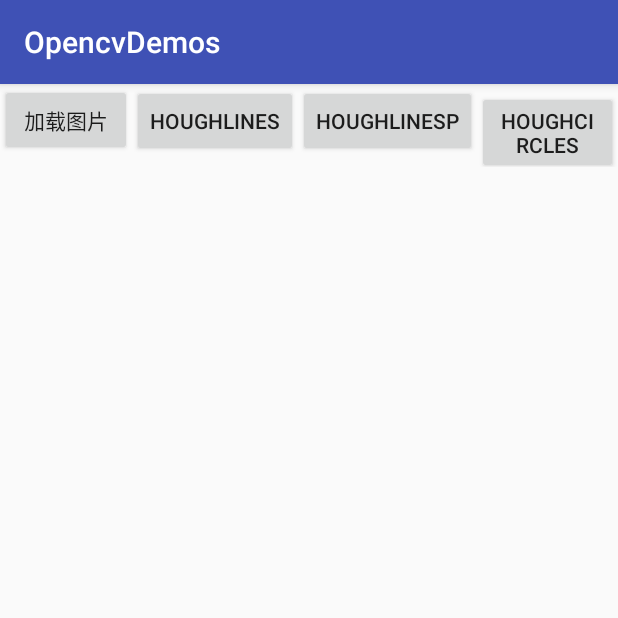
After one commit to ArcGhh/opencv-demos, an Android app: the HoughActivity screen opened directly, with no data from a screen before it, on a phone screen of 412 x 824 dp, the top half of it. The commit adds this screen. Run offline under Robolectric (Android 15) with nearby library versions, the phone set to English and light mode, and no system bars.

Commit message:
霍夫线/圆变换

```diff
--- a/app/src/main/AndroidManifest.xml
+++ b/app/src/main/AndroidManifest.xml
@@ -31,7 +31,8 @@
         <activity android:name=".imgproc.pyramid.PyramidActivity" />
         <activity android:name=".imgproc.threshold.ThresholdActivity" />
         <activity android:name=".imgproc.border.BorderActivity" />
-        <activity android:name=".imgproc.edge.EdgeActivity"></activity>
+        <activity android:name=".imgproc.edge.EdgeActivity" />
+        <activity android:name=".imgproc.hough.HoughActivity" />
     </application>
 
 </manifest>
--- /dev/null
+++ b/app/src/main/res/layout/activity_hough.xml
@@ -0,0 +1,58 @@
+<?xml version="1.0" encoding="utf-8"?>
+<ScrollView xmlns:android="http://schemas.android.com/apk/res/android"
+    xmlns:app="http://schemas.android.com/apk/res-auto"
+    xmlns:tools="http://schemas.android.com/tools"
+    android:layout_width="match_parent"
+    android:layout_height="match_parent"
+    android:orientation="vertical"
+    tools:context=".imgproc.hough.HoughActivity">
+
+    <LinearLayout
+        android:layout_width="match_parent"
+        android:layout_height="wrap_content"
+        android:orientation="vertical">
+
+        <LinearLayout
+            android:layout_width="match_parent"
+            android:layout_height="wrap_content"
+            android:orientation="horizontal">
+
+            <Button
+                android:id="@+id/btnLoadImg"
+                android:layout_width="wrap_content"
+                android:layout_height="wrap_content"
+                android:text="加载图片" />
+
+            <Button
+                android:id="@+id/btnHoughLines"
+                android:layout_width="wrap_content"
+                android:layout_height="wrap_content"
+                android:text="HoughLines" />
+
+            <Button
+                android:id="@+id/btnHoughLinesP"
+                android:layout_width="wrap_content"
+                android:layout_height="wrap_content"
+                android:text="HoughLinesP" />
+
+            <Button
+                android:id="@+id/btnHoughCircles"
+                android:layout_width="wrap_content"
+                android:layout_height="wrap_content"
+                android:text="HoughCircles" />
+
+        </LinearLayout>
+
+        <ImageView
+            android:id="@+id/imgSrc"
+            android:layout_width="match_parent"
+            android:layout_height="300dp"
+            android:scaleType="fitCenter" />
+
+        <ImageView
+            android:id="@+id/imgDst"
+            android:layout_width="match_parent"
+            android:layout_height="300dp"
+            android:scaleType="fitCenter" />
+    </LinearLayout>
+</ScrollView>
--- a/app/src/main/res/layout/activity_main.xml
+++ b/app/src/main/res/layout/activity_main.xml
@@ -50,6 +50,12 @@
         android:text="边缘检测"/>
 
     <Button
+        android:id="@+id/btnHough"
+        android:layout_width="match_parent"
+        android:layout_height="wrap_content"
+        android:text="霍夫线/圆变换"/>
+
+    <Button
         android:id="@+id/btnMat"
         android:layout_width="match_parent"
         android:layout_height="wrap_content"
```
Also changed, not shown: app/src/main/java/com/demo/opencvdemos/MainActivity.java (+10 -1 lines), app/src/main/java/com/demo/opencvdemos/imgproc/hough/HoughActivity.java (added, +193 -0 lines).
